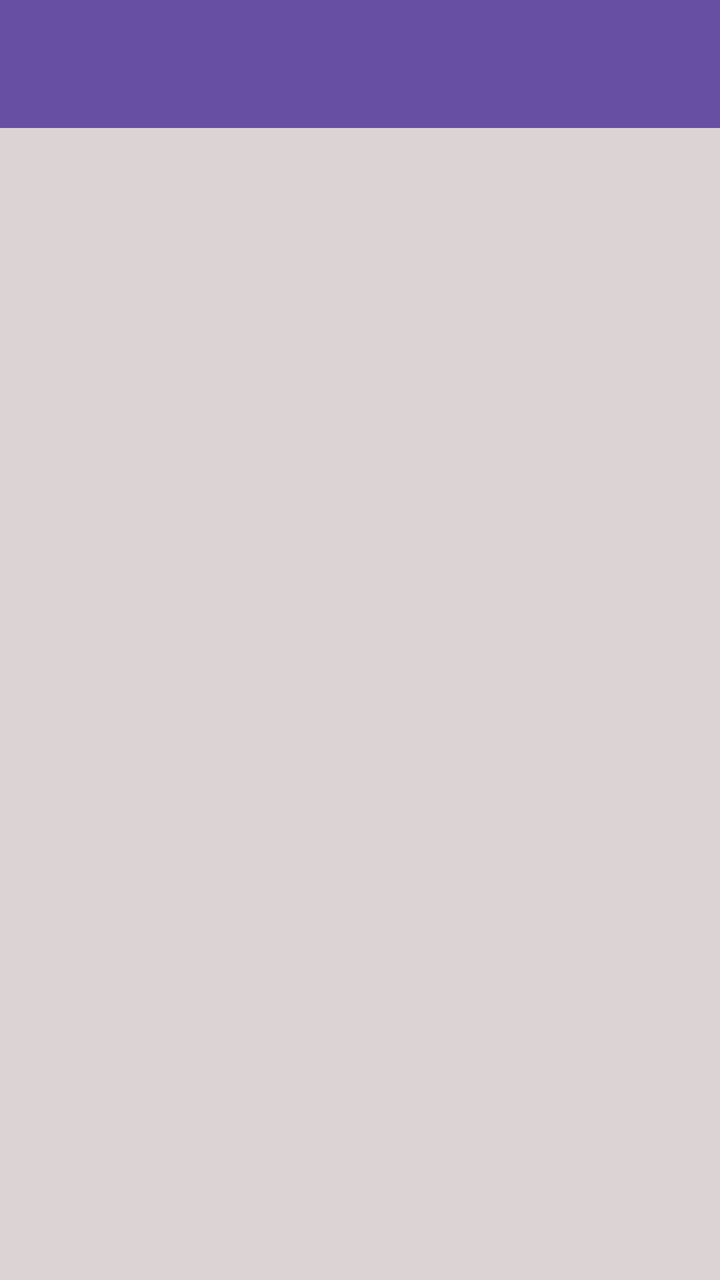
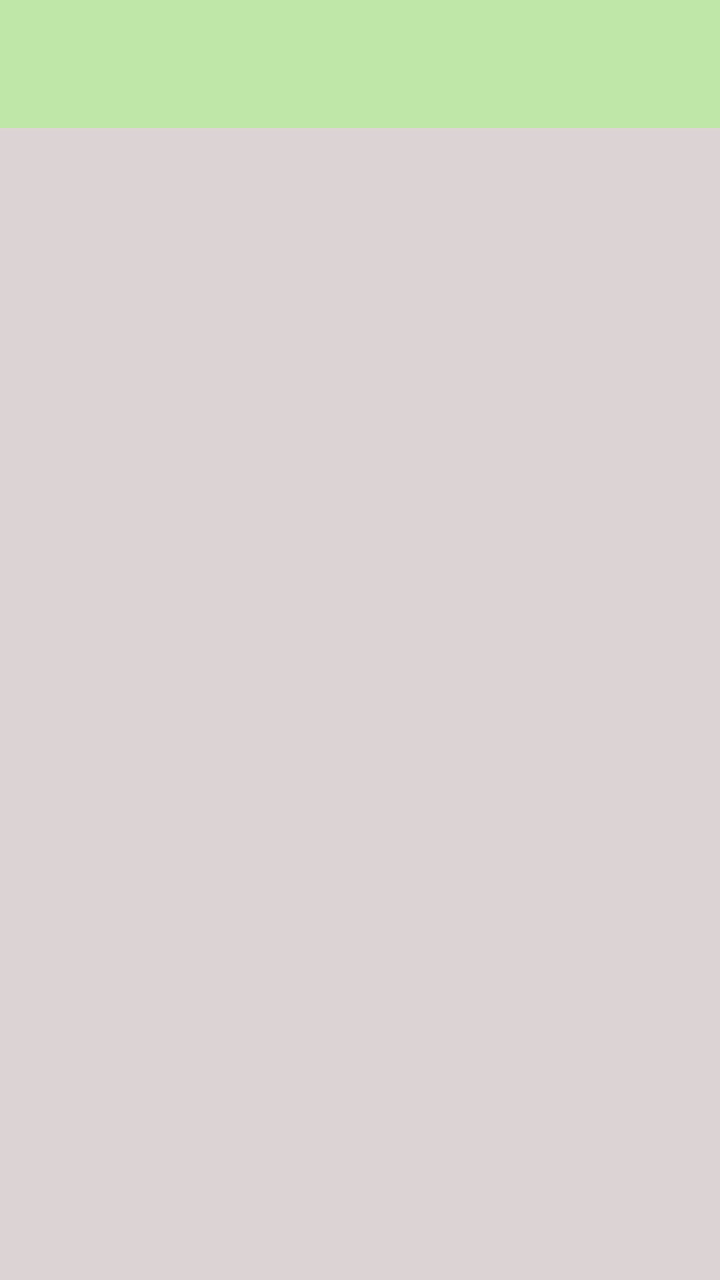

Screens rendered from an Android XML layout before and after an edit, with the pre-edit source and the edit as a unified diff.
<!-- AndroidManifest.xml: application theme Theme.Aisyah3TIF -->
<!-- res/layout/fragment_message.xml -->
<?xml version="1.0" encoding="utf-8"?>
<androidx.coordinatorlayout.widget.CoordinatorLayout xmlns:android="http://schemas.android.com/apk/res/android"
    xmlns:tools="http://schemas.android.com/tools"
    android:layout_width="match_parent"
    android:layout_height="match_parent"
    xmlns:app="http://schemas.android.com/apk/res-auto"
    android:background="#DCD4D4"
    tools:context=".Message.MessageFragment">

    <com.google.android.material.appbar.AppBarLayout
        android:id="@+id/appBarLayout"
        android:layout_width="match_parent"
        android:layout_height="wrap_content"
        android:theme="@style/ThemeOverlay.AppCompat.Dark.ActionBar">

        <androidx.appcompat.widget.Toolbar
            android:id="@+id/toolbar"
            android:layout_width="match_parent"
            android:layout_height="?attr/actionBarSize"
            android:background="?attr/colorPrimary"
            app:layout_scrollFlags="scroll|enterAlways"
            app:titleTextColor="@android:color/white" />

    </com.google.android.material.appbar.AppBarLayout>


    <ListView
        android:id="@+id/listMessageItems"
        android:layout_width="match_parent"
        android:layout_height="match_parent"
        app:layout_behavior="@string/appbar_scrolling_view_behavior" />

</androidx.coordinatorlayout.widget.CoordinatorLayout>
<!-- resources referenced by this layout -->
<resources>
  <style name="Theme.Aisyah3TIF" parent="Base.Theme.Aisyah3TIF" />
  <style name="Base.Theme.Aisyah3TIF" parent="Theme.Material3.DayNight.NoActionBar">
          
          
      </style>
</resources>

<!-- the commit's change to res/layout/fragment_message.xml (unified diff, before → after) -->
@@ -17,7 +17,7 @@
             android:id="@+id/toolbar"
             android:layout_width="match_parent"
             android:layout_height="?attr/actionBarSize"
-            android:background="?attr/colorPrimary"
+            android:background="@color/hijau_semangka"
             app:layout_scrollFlags="scroll|enterAlways"
             app:titleTextColor="@android:color/white" />
 
<!-- resource entries referenced after the edit -->
@@ -1,5 +1,6 @@
 <!-- resources referenced by this layout -->
 <resources>
+  <color name="hijau_semangka">#BFE7A7</color>
   <style name="Theme.Aisyah3TIF" parent="Base.Theme.Aisyah3TIF" />
   <style name="Base.Theme.Aisyah3TIF" parent="Theme.Material3.DayNight.NoActionBar">
           
